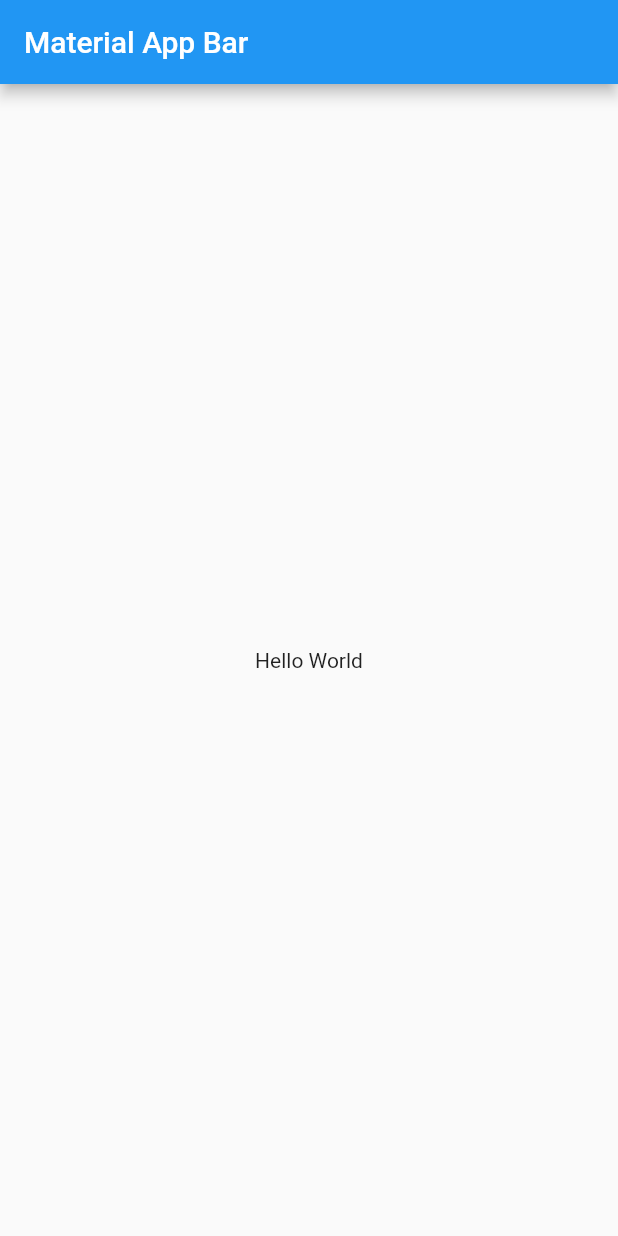
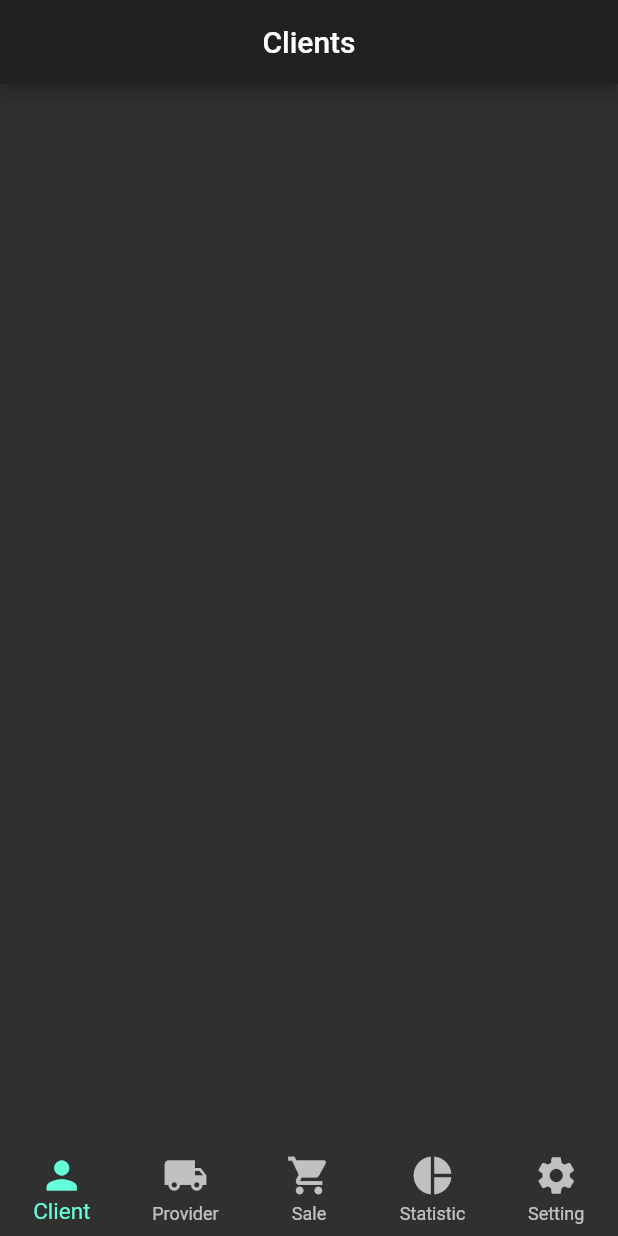
Before and after one commit to tooinfinity/flutter-get-store, a Flutter app: the screen it shows after launch, on a phone screen of 412 x 824 dp. Run offline on Flutter 3.47's test engine with Material 2 defaults, Android fonts, the phone set to English and light mode, and no system bars.

Commit message:
:sparkles: create a bottom navigation with there screens

```diff
--- a/lib/main.dart
+++ b/lib/main.dart
@@ -1,20 +1,77 @@
 import 'package:flutter/material.dart';
+import 'package:store/screens/client_screen.dart';
+import 'package:store/screens/provider_screen.dart';
+import 'package:store/screens/sale_screen.dart';
+import 'package:store/screens/setting_screen.dart';
+import 'package:store/screens/statistic_screen.dart';
 
 void main() => runApp(MyApp());
 
-class MyApp extends StatelessWidget {
+class MyApp extends StatefulWidget {
+  @override
+  _MyAppState createState() => _MyAppState();
+}
+
+class _MyAppState extends State<MyApp> {
+  int _currentIndex = 0;
+  Widget callPage(int currentIndex) {
+    switch (currentIndex) {
+      case 0:
+        return ClientScreen();
+      case 1:
+        return ProviderScreen();
+      case 2:
+        return SaleScreen();
+      case 3:
+        return StatisticScreen();
+      case 4:
+        return SettingScreen();
+        break;
+      default:
+        return ClientScreen();
+    }
+  }
+
   @override
   Widget build(BuildContext context) {
     return MaterialApp(
       title: 'Material App',
+      theme: ThemeData.dark(),
       home: Scaffold(
-        appBar: AppBar(
-          title: Text('Material App Bar'),
-        ),
-        body: Center(
-          child: Container(
-            child: Text('Hello World'),
-          ),
+        body: callPage(_currentIndex),
+        bottomNavigationBar: BottomNavigationBar(
+          currentIndex: _currentIndex,
+          onTap: (value) {
+            setState(() {
+              _currentIndex = value;
+            });
+          },
+          type: BottomNavigationBarType.fixed,
+          iconSize: 30,
+          selectedFontSize: 15,
+          unselectedFontSize: 12,
+          items: [
+            BottomNavigationBarItem(
+              icon: Icon(Icons.person),
+              title: Text('Client'),
+            ),
+            BottomNavigationBarItem(
+              icon: Icon(Icons.local_shipping),
+              title: Text('Provider'),
+            ),
+            BottomNavigationBarItem(
+              icon: Icon(Icons.shopping_cart),
+              title: Text('Sale'),
+            ),
+            BottomNavigationBarItem(
+              icon: Icon(Icons.pie_chart),
+              title: Text('Statistic'),
+            ),
+            BottomNavigationBarItem(
+              icon: Icon(Icons.settings),
+              title: Text('Setting'),
+            ),
+          ],
         ),
       ),
     );
--- a/lib/screens/client_screen.dart
+++ b/lib/screens/client_screen.dart
@@ -0,0 +1,17 @@
+import 'package:flutter/material.dart';
+
+class ClientScreen extends StatefulWidget {
+  static const String routeName = '/client';
+
+  @override
+  _ClientScreenState createState() => _ClientScreenState();
+}
+
+class _ClientScreenState extends State<ClientScreen> {
+  @override
+  Widget build(BuildContext context) {
+    return Scaffold(
+      appBar: AppBar(title: Center(child: Text('Clients'))),
+    );
+  }
+}
```
Also changed, not shown: lib/screens/provider_screen.dart (+17 -0 lines), lib/screens/sale_screen.dart (+17 -0 lines), lib/screens/setting_screen.dart (+17 -0 lines), lib/screens/statistic_screen.dart (+17 -0 lines), lib/services/networking.dart (deleted).
